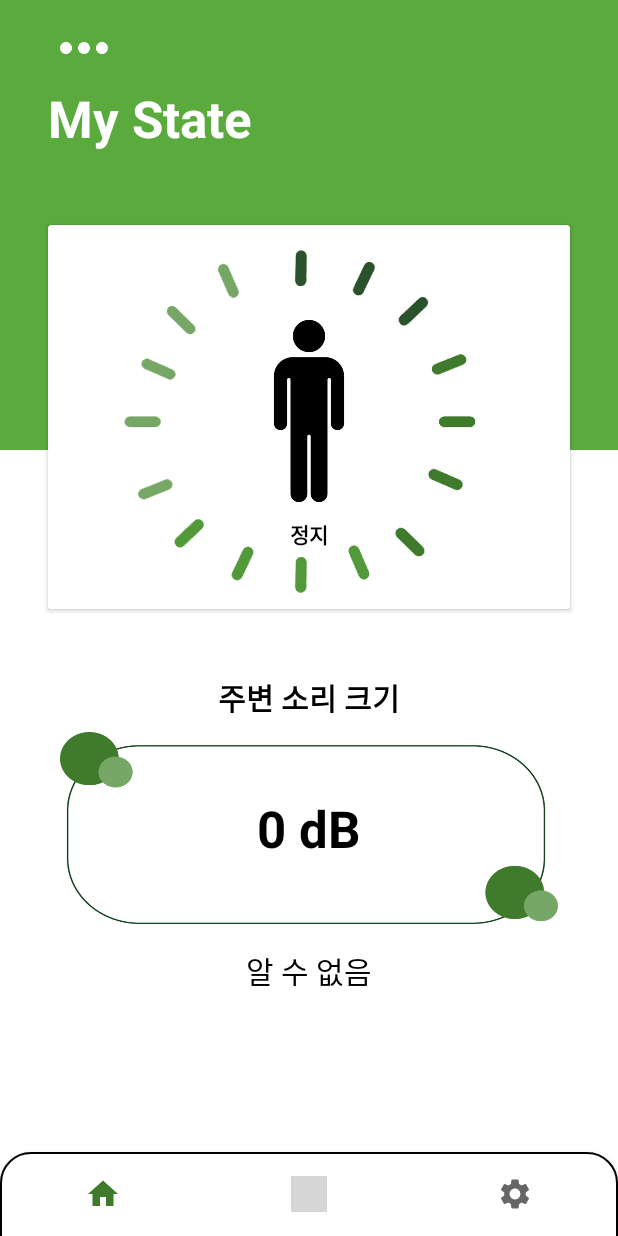
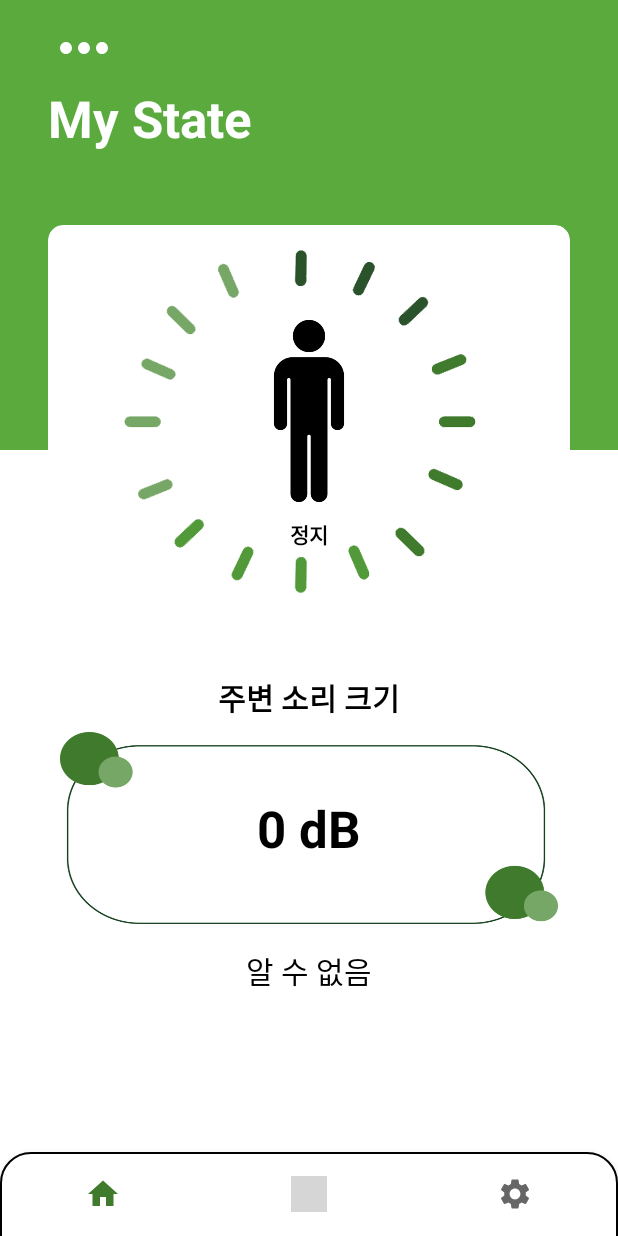
Before and after one commit to Aftermoon-dev/SafeNoiseCanceling, an Android app: the screen it shows after launch (MainActivity), on a phone screen of 412 x 824 dp. Run offline under Robolectric (Android 15) with nearby library versions, the phone set to English and light mode, and no system bars; our stand-ins replace Room's generated code, RxJava, navigation-ui; libraries missing offline, so code that uses them is left out: com.gun0912.tedpermission; 4 statements that could not run were skipped; grey boxes are pictures that could not be loaded.

Commit message:
Applied Round in Main Fragment Cardview

```diff
--- a/app/src/main/res/layout/fragment_home.xml
+++ b/app/src/main/res/layout/fragment_home.xml
@@ -52,6 +52,7 @@
             android:layout_marginTop="150dp"
             android:layout_marginEnd="32dp"
             android:layout_marginBottom="150dp"
+            app:cardCornerRadius="10dp"
             app:layout_constraintBottom_toBottomOf="@+id/layout_bottom"
             app:layout_constraintEnd_toEndOf="parent"
             app:layout_constraintStart_toStartOf="parent"
```
